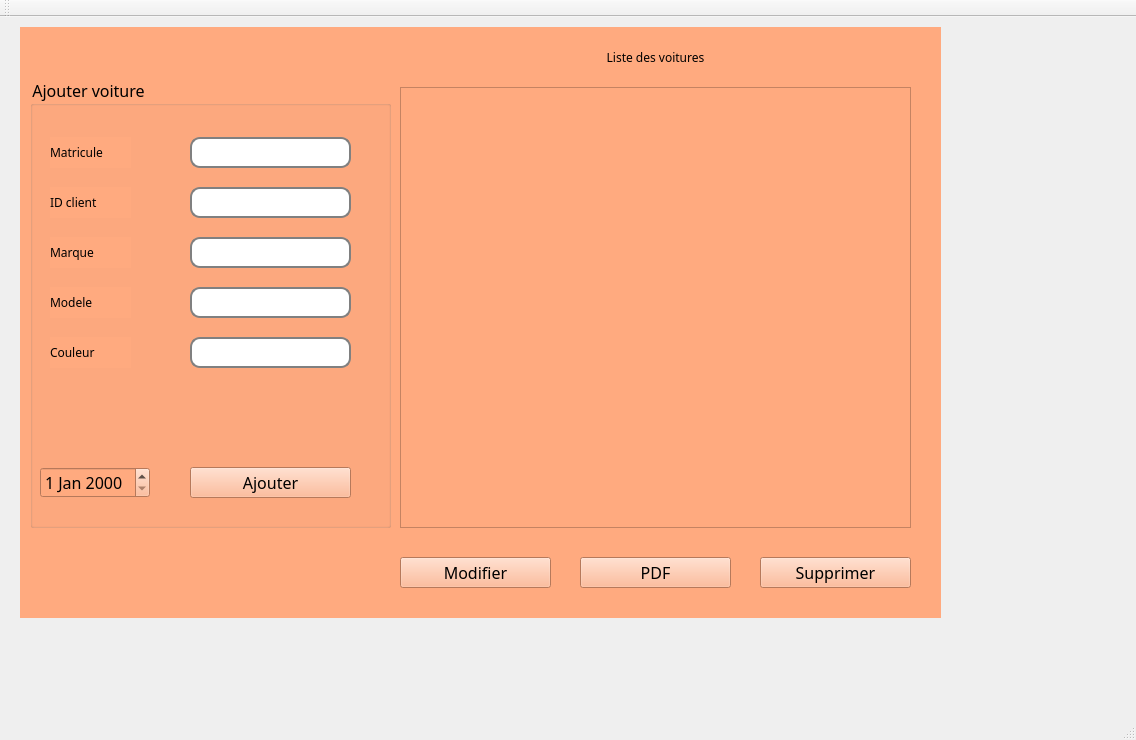
Above: mainwindow.ui from firastourki99/smartgarage before the change. Below: the same form after it.
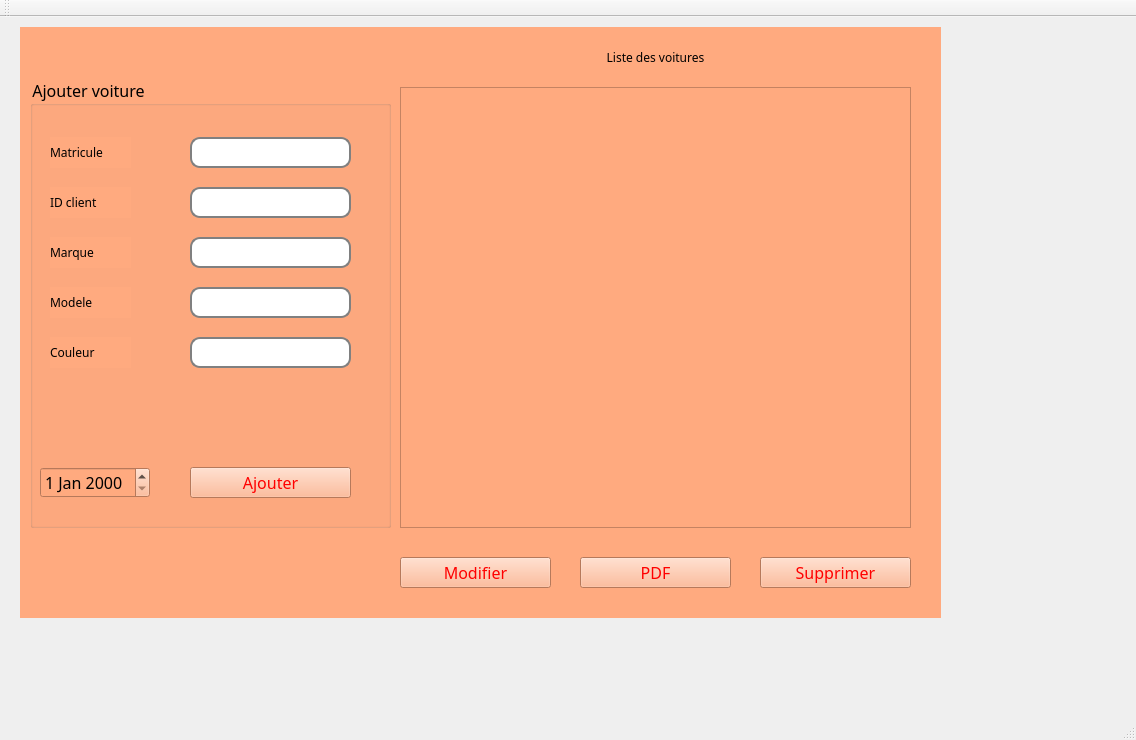
That is the form after the change.

Patch:
```diff
--- a/mainwindow.ui
+++ b/mainwindow.ui
@@ -18,7 +18,10 @@
 	font-family : century gothic;
 	font-size : 16px;
 }
-</string>
+
+QPushButton { color: red ;}
+QComboBox { color: red ;}
+QLineEdit { color: red ;}</string>
   </property>
   <widget class="QWidget" name="centralWidget">
    <widget class="QFrame" name="frame">
```
